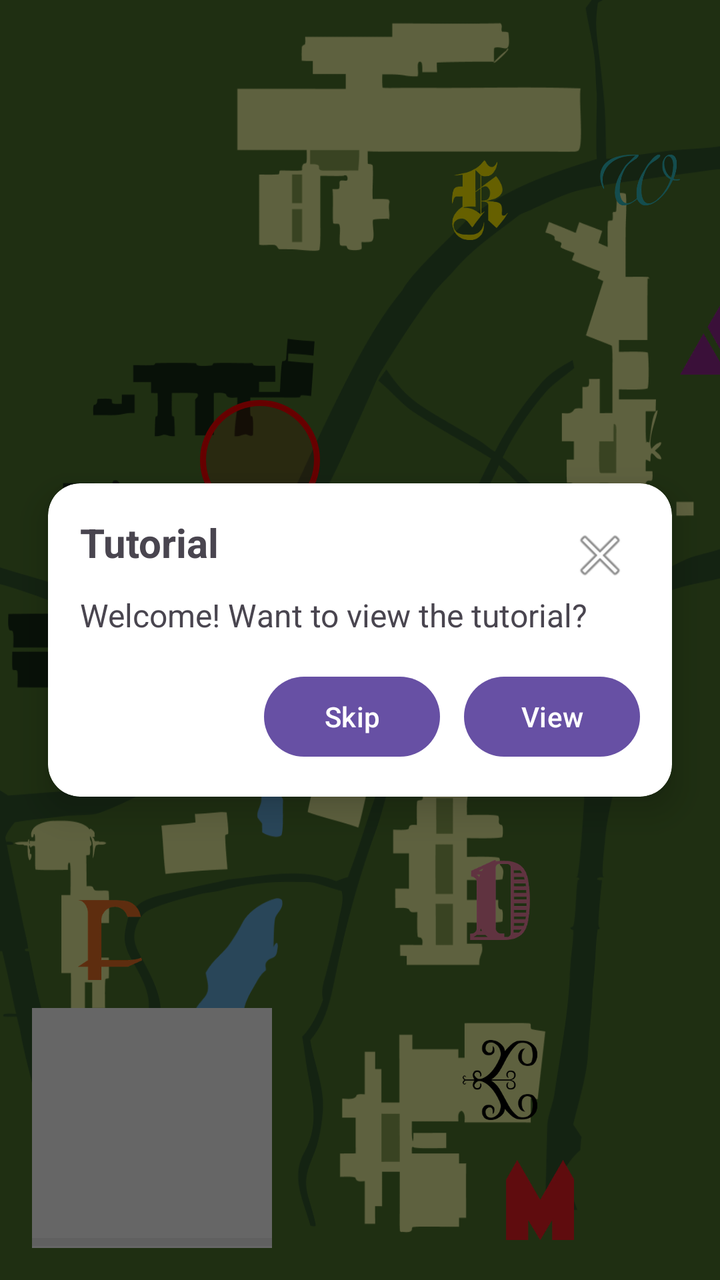
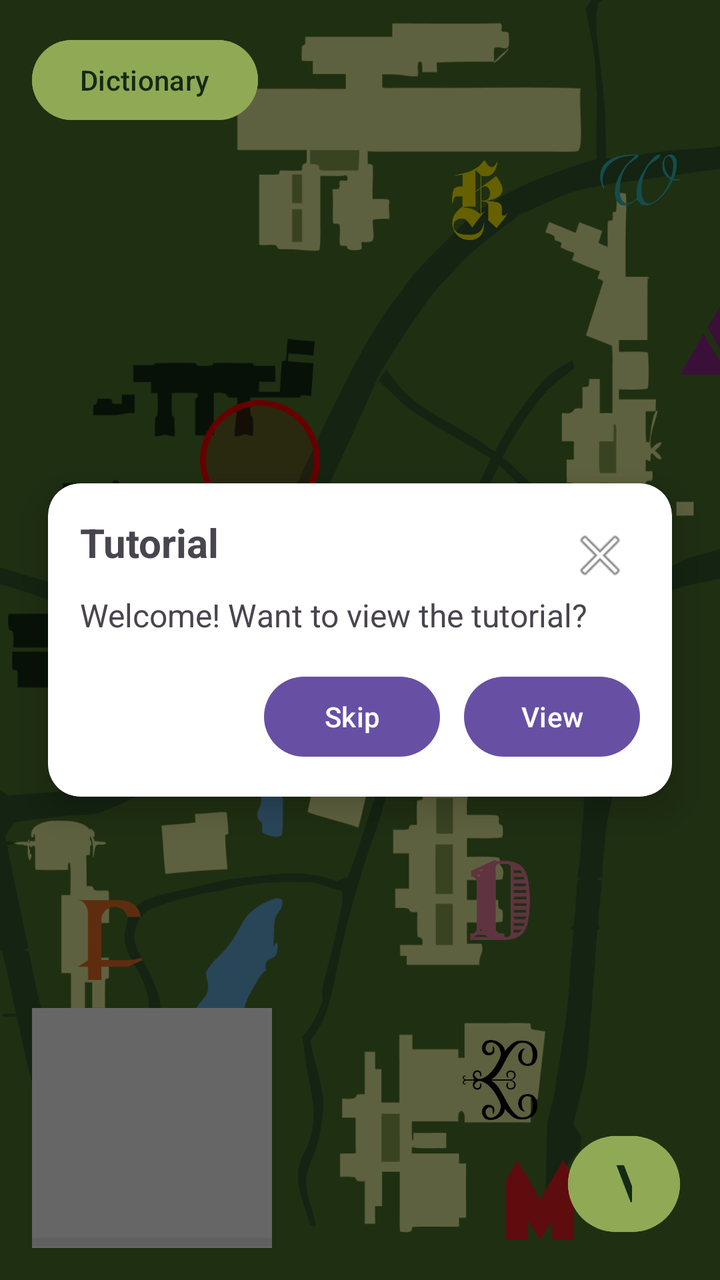

Screens rendered from an Android XML layout before and after an edit, with the pre-edit source and the edit as a unified diff.
<!-- AndroidManifest.xml: application theme Theme.MAMN01Project -->
<!-- res/layout/activity_search.xml -->
<?xml version="1.0" encoding="utf-8"?>
<FrameLayout
    xmlns:android="http://schemas.android.com/apk/res/android"
    android:id="@+id/main"
    android:layout_width="match_parent"
    android:layout_height="match_parent">

    
    <ImageView
        android:id="@+id/mapImage"
        android:layout_width="match_parent"
        android:layout_height="match_parent"
        android:src="@drawable/map"
        android:scaleType="fitXY"/>

    
    <ImageView
        android:id="@+id/letterF"
        android:layout_width="40dp"
        android:layout_height="40dp"
        android:layout_marginStart="35dp"
        android:layout_marginTop="450dp"
        android:src="@drawable/f"/>

    <ImageView
        android:id="@+id/letterK"
        android:layout_width="40dp"
        android:layout_height="40dp"
        android:layout_marginStart="220dp"
        android:layout_marginTop="80dp"
        android:src="@drawable/k"/>

    <ImageView
        android:id="@+id/letterM"
        android:layout_width="40dp"
        android:layout_height="40dp"
        android:layout_marginStart="250dp"
        android:layout_marginTop="580dp"
        android:src="@drawable/m"/>

    <ImageView
        android:id="@+id/letterA"
        android:layout_width="40dp"
        android:layout_height="40dp"
        android:layout_marginStart="340dp"
        android:layout_marginTop="150dp"
        android:src="@drawable/a"/>

    <ImageView
        android:id="@+id/letterI"
        android:layout_width="40dp"
        android:layout_height="40dp"
        android:layout_marginStart="220dp"
        android:layout_marginTop="670dp"
        android:src="@drawable/i"/>

    <ImageView
        android:id="@+id/letterD"
        android:layout_width="40dp"
        android:layout_height="40dp"
        android:layout_marginStart="230dp"
        android:layout_marginTop="430dp"
        android:src="@drawable/d"/>

    <ImageView
        android:id="@+id/letterE"
        android:layout_width="40dp"
        android:layout_height="40dp"
        android:layout_marginStart="230dp"
        android:layout_marginTop="520dp"
        android:src="@drawable/e"/>

    <ImageView
        android:id="@+id/letterV"
        android:layout_width="40dp"
        android:layout_height="40dp"
        android:layout_marginStart="250dp"
        android:layout_marginTop="360dp"
        android:src="@drawable/v"/>

    <ImageView
        android:id="@+id/letterW"
        android:layout_width="40dp"
        android:layout_height="40dp"
        android:layout_marginStart="300dp"
        android:layout_marginTop="70dp"
        android:src="@drawable/w"/>

    <ImageView
        android:id="@+id/selectionCircle"
        android:layout_width="60dp"
        android:layout_height="60dp"
        android:layout_marginStart="100dp"
        android:layout_marginTop="200dp"
        android:background="@drawable/circle"/>

    <FrameLayout
        android:id="@+id/infoBox"
        android:layout_width="120dp"
        android:layout_height="120dp"
        android:layout_gravity="bottom|start"
        android:layout_margin="16dp"
        android:background="#FFFFFF">

        <ProgressBar
            android:id="@+id/selectionProgress"
            style="?android:attr/progressBarStyleHorizontal"
            android:layout_width="match_parent"
            android:layout_height="6dp"
            android:layout_gravity="bottom"
            android:max="100"
            android:progress="0"
            android:progressTint="#FF5722"
            android:progressBackgroundTint="#33000000"/>

        <ImageView
            android:id="@+id/currentLetter"
            android:layout_width="match_parent"
            android:layout_height="match_parent"
            android:padding="16dp"
            android:scaleType="fitCenter"/>

    </FrameLayout>

    <FrameLayout
        android:id="@+id/selectedLetterContainer"
        android:layout_width="250dp"
        android:layout_height="250dp"
        android:layout_gravity="center"
        android:visibility="gone"
        android:background="#FFFFFF"
        android:padding="24dp">

        <ImageView
            android:id="@+id/selectedLetterCenter"
            android:layout_width="match_parent"
            android:layout_height="match_parent"
            android:scaleType="fitCenter"/>

    </FrameLayout>

    
    <FrameLayout
        android:id="@+id/tutorialOverlay"
        android:layout_width="match_parent"
        android:layout_height="match_parent"
        android:visibility="visible"
        android:clickable="true"
        android:focusable="true">

        <View
            android:id="@+id/tutorialDim"
            android:layout_width="match_parent"
            android:layout_height="match_parent"
            android:background="#99000000" />

        <androidx.cardview.widget.CardView
            android:id="@+id/tutorialCard"
            android:layout_width="match_parent"
            android:layout_height="wrap_content"
            android:layout_gravity="center"
            android:layout_margin="24dp"
            app:cardCornerRadius="16dp"
            app:cardElevation="10dp"
            xmlns:app="http://schemas.android.com/apk/res-auto">

            <androidx.constraintlayout.widget.ConstraintLayout
                android:layout_width="match_parent"
                android:layout_height="wrap_content"
                android:padding="16dp">

                <ImageButton
                    android:id="@+id/btnClose"
                    android:layout_width="40dp"
                    android:layout_height="40dp"
                    android:background="@android:color/transparent"
                    android:src="@android:drawable/ic_menu_close_clear_cancel"
                    app:layout_constraintTop_toTopOf="parent"
                    app:layout_constraintEnd_toEndOf="parent"/>

                <TextView
                    android:id="@+id/tutorialTitle"
                    android:layout_width="0dp"
                    android:layout_height="wrap_content"
                    android:text="Tutorial"
                    android:textSize="20sp"
                    android:textStyle="bold"
                    app:layout_constraintTop_toTopOf="parent"
                    app:layout_constraintStart_toStartOf="parent"
                    app:layout_constraintEnd_toStartOf="@id/btnClose"/>

                <TextView
                    android:id="@+id/tutorialBody"
                    android:layout_width="0dp"
                    android:layout_height="wrap_content"
                    android:text="Welcome! Want to view the tutorial?"
                    android:textSize="16sp"
                    app:layout_constraintTop_toBottomOf="@id/tutorialTitle"
                    app:layout_constraintStart_toStartOf="parent"
                    app:layout_constraintEnd_toEndOf="parent"
                    android:layout_marginTop="12dp"/>

                <LinearLayout
                    android:id="@+id/rowSkipView"
                    android:layout_width="0dp"
                    android:layout_height="wrap_content"
                    android:orientation="horizontal"
                    android:gravity="end"
                    app:layout_constraintTop_toBottomOf="@id/tutorialBody"
                    app:layout_constraintStart_toStartOf="parent"
                    app:layout_constraintEnd_toEndOf="parent"
                    android:layout_marginTop="16dp">

                    <Button
                        android:id="@+id/btnSkip"
                        android:layout_width="wrap_content"
                        android:layout_height="wrap_content"
                        android:text="Skip"/>

                    <Button
                        android:id="@+id/btnView"
                        android:layout_width="wrap_content"
                        android:layout_height="wrap_content"
                        android:text="View"
                        android:layout_marginStart="12dp"/>
                </LinearLayout>

            </androidx.constraintlayout.widget.ConstraintLayout>
        </androidx.cardview.widget.CardView>



    </FrameLayout>

</FrameLayout>
<!-- resources referenced by this layout -->
<resources>
  <!-- drawable a: png bitmap (drawable, 11431 bytes) -->
  <!-- drawable circle (drawable) -->
  <?xml version="1.0" encoding="utf-8"?>
  <shape xmlns:android="http://schemas.android.com/apk/res/android"
      android:shape="oval">
  
      <solid android:color="#22FF0000"/>
  
      <stroke
          android:width="3dp"
          android:color="#FF0000"/>
  </shape>
  <!-- drawable d: png bitmap (drawable, 10314 bytes) -->
  <!-- drawable e: png bitmap (drawable, 9006 bytes) -->
  <!-- drawable f: png bitmap (drawable, 5257 bytes) -->
  <!-- drawable i: png bitmap (drawable, 9788 bytes) -->
  <!-- drawable k: png bitmap (drawable, 13205 bytes) -->
  <!-- drawable m: png bitmap (drawable, 6979 bytes) -->
  <!-- drawable map: png bitmap (drawable, 90886 bytes) -->
  <!-- drawable v: png bitmap (drawable, 25439 bytes) -->
  <!-- drawable w: png bitmap (drawable, 26296 bytes) -->
  <style name="Theme.MAMN01Project" parent="Base.Theme.MAMN01Project" />
  <style name="Base.Theme.MAMN01Project" parent="Theme.Material3.DayNight.NoActionBar">
          
          
      </style>
</resources>

<!-- the commit's change to res/layout/activity_search.xml (unified diff, before → after) -->
@@ -232,4 +232,29 @@
 
     </FrameLayout>
 
+    <Button
+        android:id="@+id/btnOpenTutorial"
+        android:layout_width="56dp"
+        android:layout_height="56dp"
+        android:layout_gravity="bottom|end"
+        android:layout_marginEnd="20dp"
+        android:layout_marginBottom="20dp"
+        android:text="\?"
+        android:textSize="24sp"
+        android:textStyle="bold"
+        android:backgroundTint="@color/sage_green"
+        android:textColor="@color/dark_green" />
+
+    <Button
+        android:id="@+id/btnOpenDictionary"
+        android:layout_width="wrap_content"
+        android:layout_height="wrap_content"
+        android:layout_gravity="top|start"
+        android:layout_marginStart="16dp"
+        android:layout_marginTop="16dp"
+        android:text="Dictionary"
+        android:backgroundTint="@color/sage_green"
+        android:textColor="@color/dark_green"/>
+
+
 </FrameLayout>
<!-- resource entries referenced after the edit -->
@@ -1,5 +1,7 @@
 <!-- resources referenced by this layout -->
 <resources>
+  <color name="dark_green">#132A13</color>
+  <color name="sage_green">#90A955</color>
   <!-- drawable a: png bitmap (drawable, 11431 bytes) -->
   <!-- drawable circle (drawable) -->
   <?xml version="1.0" encoding="utf-8"?>
